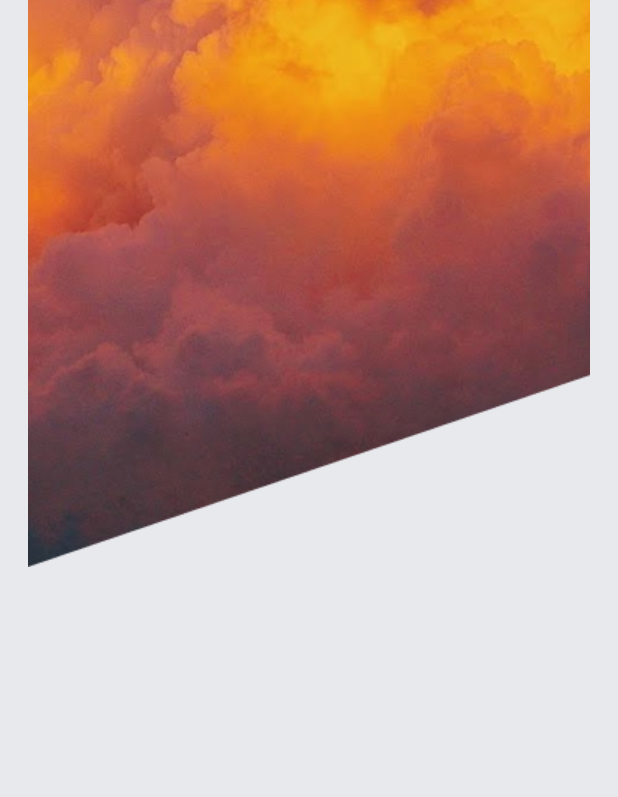
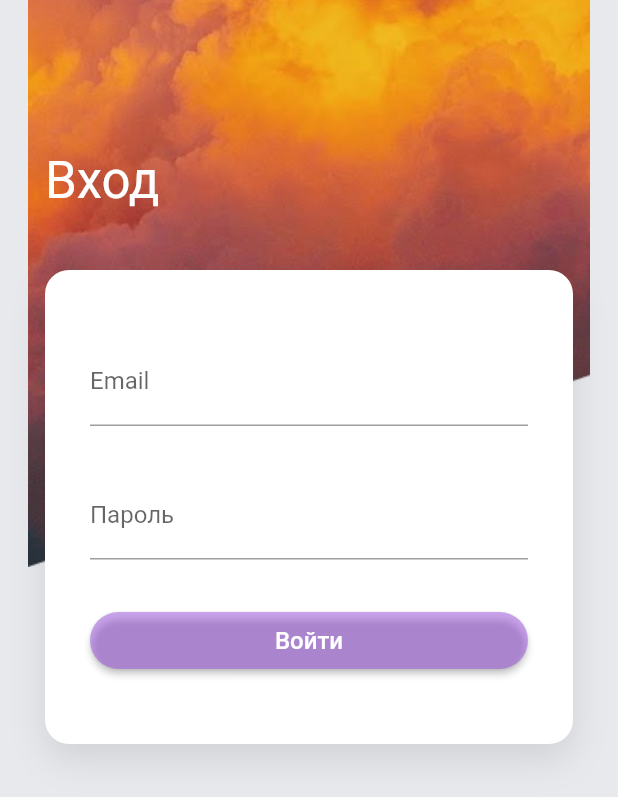
Before and after one commit to AlexanderTopchiy/just-login-list, a Flutter app: the screen it shows after launch, on a phone screen of 412 x 824 dp. Shown: the top 797 px of the screen. Run offline on Flutter 3.47's test engine with Material 2 defaults, Android fonts, the phone set to English and light mode, and no system bars.

Commit message:
Implement UI of Login screen

```diff
--- a/lib/screens/login_screen.dart
+++ b/lib/screens/login_screen.dart
@@ -14,9 +14,77 @@ class LoginScreenState extends State<LoginScreen> {
       body: Stack(
         fit: StackFit.expand,
         children: <Widget>[
-          Image.asset(
-            'assets/bg_login.png',
-            alignment: Alignment.topCenter,
+          Image.asset('assets/bg_login.png', alignment: Alignment.topCenter),
+          Positioned(
+            bottom: 50,
+            left: 30,
+            right: 30,
+            top: 100,
+            child: SingleChildScrollView(
+              child: Column(
+                crossAxisAlignment: CrossAxisAlignment.start,
+                children: <Widget>[
+                  Text(
+                    'Вход',
+                    style: TextStyle(
+                      color: Colors.white,
+                      fontSize: 34,
+                    ),
+                  ),
+                  SizedBox(height: 40),
+                  Container(
+                    padding: EdgeInsets.symmetric(vertical: 45, horizontal: 30),
+                    decoration: BoxDecoration(
+                      color: Colors.white,
+                      borderRadius: BorderRadius.circular(16.0),
+                      boxShadow: [
+                        BoxShadow(
+                          color: Colors.black.withOpacity(0.1),
+                          offset: Offset(0, 10),
+                          blurRadius: 20,
+                        ),
+                      ],
+                    ),
+                    child: Column(
+                      children: <Widget>[
+                        TextFormField(
+                          controller: TextEditingController(),
+                          decoration: InputDecoration(
+                            border: UnderlineInputBorder(),
+                            labelText: 'Email'
+                          ),
+                        ),
+                        SizedBox(height: 30),
+                        TextFormField(
+                          controller: TextEditingController(),
+                          decoration: InputDecoration(
+                              border: UnderlineInputBorder(),
+                              labelText: 'Пароль'
+                          ),
+                        ),
+                        SizedBox(height: 30),
+                        MaterialButton(
+                          onPressed: () {},
+                          color: Color.fromRGBO(155, 81, 224, 0.5),
+                          shape: RoundedRectangleBorder(
+                            borderRadius: BorderRadius.circular(30),
+                          ),
+                          minWidth: double.infinity,
+                          height: 38,
+                          child: Text(
+                            'Войти',
+                            style: TextStyle(
+                              color: Colors.white,
+                              fontSize: 16,
+                            ),
+                          ),
+                        ),
+                      ],
+                    ),
+                  ),
+                ],
+              ),
+            ),
           ),
         ],
       ),
```
